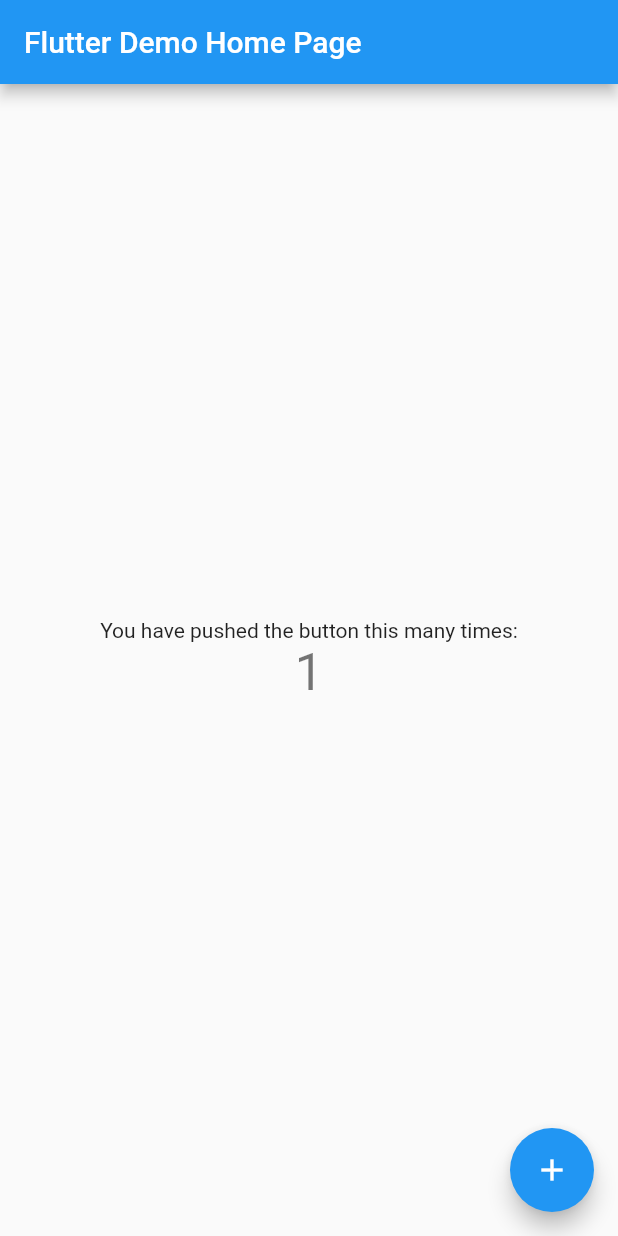
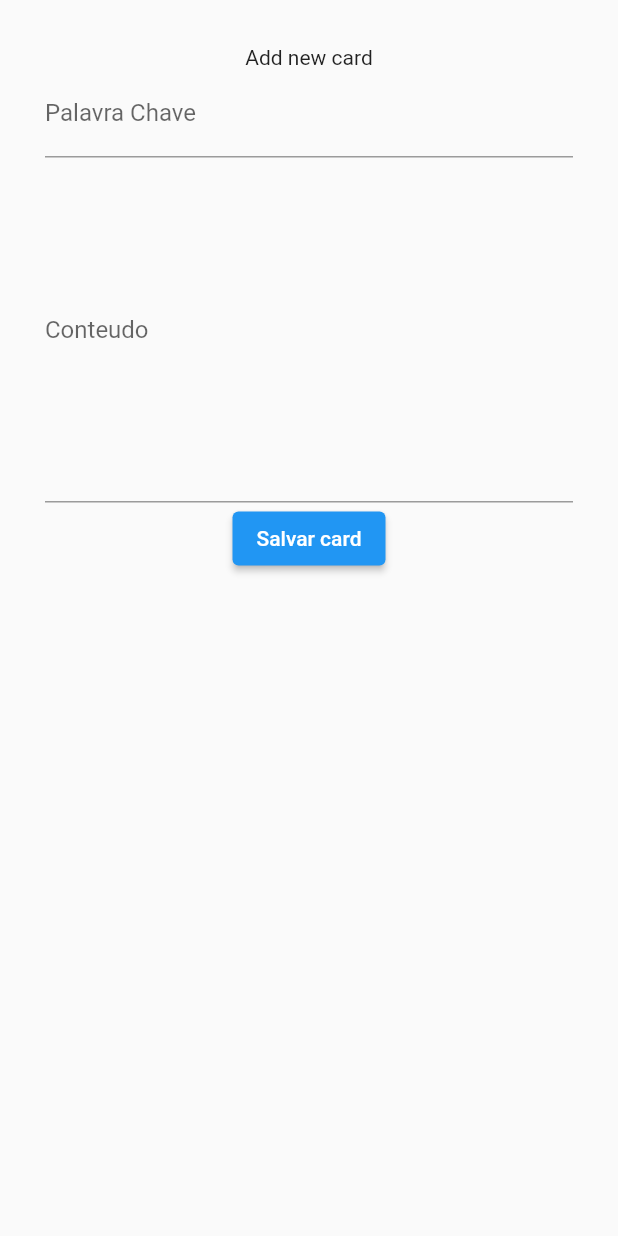
Before and after one commit to jussyLeite/Flash-Card-App, a Flutter app: the screen it shows after launch, after a tap on the "add" icon, on a phone screen of 412 x 824 dp. Run offline on Flutter 3.47's test engine with Material 2 defaults, Android fonts, the phone set to English and light mode, and no system bars.

Commit message:
Adding new changes

```diff
--- /dev/null
+++ b/lib/add_new_card.dart
@@ -0,0 +1,48 @@
+import 'package:flutter/material.dart';
+
+class AddNewCard extends StatefulWidget {
+  const AddNewCard({super.key});
+
+  @override
+  State<AddNewCard> createState() => _AddNewCardState();
+}
+
+class _AddNewCardState extends State<AddNewCard> {
+  @override
+  Widget build(BuildContext context) {
+    return Scaffold(
+      body: Container(
+        padding: const EdgeInsets.all(30),
+        child: Column(
+          mainAxisAlignment: MainAxisAlignment.center,
+
+          children: <Widget> [
+           const Text("Add new card"),
+
+            Expanded(
+              child: Form(child: Column(
+                children: [
+                  TextFormField(
+                      decoration: const InputDecoration(
+                      labelText: "Palavra Chave",
+                    )),
+
+                     TextFormField(
+                      maxLines: 10,
+                      decoration: const InputDecoration(
+                      labelText: "Conteudo",
+                    )),
+                    ElevatedButton(onPressed: (){
+
+                    },
+                    child: const Text("Salvar card")
+                  )
+                ],
+              )),
+            )
+          ],
+        ),
+      ),
+    );
+  }
+}
--- /dev/null
+++ b/lib/add_new_folder_card.dart
@@ -0,0 +1,17 @@
+import 'package:flutter/material.dart';
+
+class AddNewFolderCard extends StatefulWidget {
+  const AddNewFolderCard({super.key});
+
+  @override
+  State<AddNewFolderCard> createState() => _AddNewFolderCardState();
+}
+
+class _AddNewFolderCardState extends State<AddNewFolderCard> {
+  @override
+  Widget build(BuildContext context) {
+    return Scaffold(
+      body: const Text("Ola Jussy"),
+    );
+  }
+}
--- /dev/null
+++ b/lib/app/constants/constant.dart
@@ -0,0 +1,8 @@
+import 'package:flutter/material.dart';
+
+class Constant{
+  static const Color corHeader1 = Colors.white;
+  static const double sizeheader1 = 19;
+
+  Constant();
+}
--- /dev/null
+++ b/lib/app/views/cards_view.dart
@@ -0,0 +1,19 @@
+import 'package:flutter/material.dart';
+import '../../add_new_card.dart';
+
+class CardViews extends StatelessWidget {
+  const CardViews({super.key});
+
+  @override
+  Widget build(BuildContext context) {
+    return Container(child:
+
+        FloatingActionButton(onPressed: (){
+          Navigator.push(context, MaterialPageRoute(builder: (context) => const AddNewCard()));
+        },
+        child:const Icon(Icons.add),
+        ),
+
+    );
+  }
+}
--- /dev/null
+++ b/lib/app/views/float_buttonView.dart
@@ -0,0 +1,19 @@
+import 'package:flutter/material.dart';
+import '../../add_new_card.dart';
+
+class FloatButtonView extends StatelessWidget {
+  const FloatButtonView({super.key});
+
+  @override
+  Widget build(BuildContext context) {
+    return Container(child:
+
+        FloatingActionButton(onPressed: (){
+          Navigator.push(context, MaterialPageRoute(builder: (context) => const AddNewCard()));
+        },
+        child:const Icon(Icons.add),
+        ),
+
+    );
+  }
+}
--- a/lib/main.dart
+++ b/lib/main.dart
@@ -1,4 +1,5 @@
 import 'package:flutter/material.dart';
+import 'package:flask_cards/my_home_page.dart';
 
 void main() {
   runApp(const MyApp());
@@ -13,103 +14,10 @@ class MyApp extends StatelessWidget {
     return MaterialApp(
       title: 'Flutter Demo',
       theme: ThemeData(
-        // This is the theme of your application.
-        //
-        // Try running your application with "flutter run". You'll see the
-        // application has a blue toolbar. Then, without quitting the app, try
-        // changing the primarySwatch below to Colors.green and then invoke
-        // "hot reload" (press "r" in the console where you ran "flutter run",
-        // or simply save your changes to "hot reload" in a Flutter IDE).
-        // Notice that the counter didn't reset back to zero; the application
-        // is not restarted.
         primarySwatch: Colors.blue,
       ),
-      home: const MyHomePage(title: 'Flutter Demo Home Page'),
+      debugShowCheckedModeBanner: false,
+      home: const MyHomePage(title: 'Flash-Card'),
     );
   }
 }
-
-class MyHomePage extends StatefulWidget {
-  const MyHomePage({super.key, required this.title});
-
-  // This widget is the home page of your application. It is stateful, meaning
-  // that it has a State object (defined below) that contains fields that affect
-  // how it looks.
-
-  // This class is the configuration for the state. It holds the values (in this
-  // case the title) provided by the parent (in this case the App widget) and
-  // used by the build method of the State. Fields in a Widget subclass are
-  // always marked "final".
-
-  final String title;
-
-  @override
-  State<MyHomePage> createState() => _MyHomePageState();
-}
-
-class _MyHomePageState extends State<MyHomePage> {
-  int _counter = 0;
-
-  void _incrementCounter() {
-    setState(() {
-      // This call to setState tells the Flutter framework that something has
-      // changed in this State, which causes it to rerun the build method below
-      // so that the display can reflect the updated values. If we changed
-      // _counter without calling setState(), then the build method would not be
-      // called again, and so nothing would appear to happen.
-      _counter++;
-    });
-  }
-
-  @override
-  Widget build(BuildContext context) {
-    // This method is rerun every time setState is called, for instance as done
-    // by the _incrementCounter method above.
-    //
-    // The Flutter framework has been optimized to make rerunning build methods
-    // fast, so that you can just rebuild anything that needs updating rather
-    // than having to individually change instances of widgets.
-    return Scaffold(
-      appBar: AppBar(
-        // Here we take the value from the MyHomePage object that was created by
-        // the App.build method, and use it to set our appbar title.
-        title: Text(widget.title),
-      ),
-      body: Center(
-        // Center is a layout widget. It takes a single child and positions it
-        // in the middle of the parent.
-        child: Column(
-          // Column is also a layout widget. It takes a list of children and
-          // arranges them vertically. By default, it sizes itself to fit its
-          // children horizontally, and tries to be as tall as its parent.
-          //
-          // Invoke "debug painting" (press "p" in the console, choose the
-          // "Toggle Debug Paint" action from the Flutter Inspector in Android
-          // Studio, or the "Toggle Debug Paint" command in Visual Studio Code)
-          // to see the wireframe for each widget.
-          //
-          // Column has various properties to control how it sizes itself and
-          // how it positions its children. Here we use mainAxisAlignment to
-          // center the children vertically; the main axis here is the vertical
-          // axis because Columns are vertical (the cross axis would be
-          // horizontal).
-          mainAxisAlignment: MainAxisAlignment.center,
-          children: <Widget>[
-            const Text(
-              'You have pushed the button this many times:',
-            ),
-            Text(
-              '$_counter',
-              style: Theme.of(context).textTheme.headlineMedium,
-            ),
-          ],
-        ),
-      ),
-      floatingActionButton: FloatingActionButton(
-        onPressed: _incrementCounter,
-        tooltip: 'Increment',
-        child: const Icon(Icons.add),
-      ), // This trailing comma makes auto-formatting nicer for build methods.
-    );
-  }
-}
--- /dev/null
+++ b/lib/my_home_page.dart
@@ -0,0 +1,114 @@
+import 'package:flask_cards/add_new_card.dart';
+import 'package:flask_cards/add_new_folder_card.dart';
+import 'package:flask_cards/app/views/float_buttonView.dart';
+import 'package:flutter/material.dart';
+import 'package:flask_cards/app/constants/constant.dart';
+
+class MyHomePage extends StatefulWidget {
+  const MyHomePage({super.key, required this.title});
+  final String title;
+
+  @override
+  State<MyHomePage> createState() => _MyHomePageState();
+}
+
+class _MyHomePageState extends State<MyHomePage> {
+
+  @override
+  Widget build(BuildContext context) {
+   double screenWidth = MediaQuery.of(context).size.width;
+   double screenHeight = MediaQuery.of(context).size.height;
+
+   List<String> myCards = ['Java','C++','Node.js', 'Java','C++','Node.js', 'Java','C++','Node.js'];
+    return Scaffold(
+      /*appBar: AppBar(
+        title: Text(widget.title),
+      ), */
+      body:
+             Container
+             (
+
+              width: screenWidth,
+              height: screenHeight,
+              decoration: const BoxDecoration(
+                color: Color.fromARGB(255, 205, 222, 236),
+              ),
+              child:   Column(
+                children:  <Widget>   [
+                     Padding(
+                     padding: const EdgeInsets.all(40.0),
+                     child: Column(
+                       children: [
+                         Row(
+                          mainAxisAlignment: MainAxisAlignment.spaceBetween,
+                           children:  <Widget>  [
+                             const Text("FlashCard",
+                             textAlign:  TextAlign.center,
+                             style: TextStyle(
+                             color: Constant.corHeader1,
+                             fontSize: Constant.sizeheader1,
+                             fontWeight: FontWeight.bold
+                             ),
+                             ),
+                              IconButton(onPressed: (){
+                             }, icon: const Icon(Icons.folder, color: Constant.corHeader1,))
+                           ],
+                         ),
+                         const SizedBox(width: 250,
+                         height: 25,
+                         child: TextField(
+                          decoration: InputDecoration(
+                            labelText: 'search',
+                            //prefixIcon: Icon(Icons.search),
+                            border: OutlineInputBorder()
+
+                          ),
+                         ),
+
+                         ),
+                       ],
+                     ),
+                   ),
+
+                   Expanded(child:
+                    Container(
+                      //margin: const EdgeInsets.only(bottom: 30),
+                    /*width: 400,
+                    height: 40, */
+                    decoration: const BoxDecoration(
+                    color: Colors.white,
+                    borderRadius: BorderRadius.all(Radius.circular(42))
+                    ),
+                    child: GridView.builder(
+                      gridDelegate: const SliverGridDelegateWithMaxCrossAxisExtent(
+                          maxCrossAxisExtent: 150,
+                          childAspectRatio: 3/2,
+                          crossAxisSpacing: 20,
+                          mainAxisExtent: 70
+                      ),
+                      itemCount: myCards.length,
+                    itemBuilder: (_, index){
+                      return Container(
+
+                            child: Card(child: Text(myCards[index],
+                      textAlign: TextAlign.center,
+                      style: const TextStyle(
+                        fontWeight: FontWeight.bold
+                      ),
+                      )));
+                    })
+                   ),
+                   ),
+                ],
+              ),
+            ),
+
+          floatingActionButton: const FloatButtonView(),
+    );
+  }
+
+ Widget _pesquisa()
+ {
+  return Container();
+ }
+}
```
